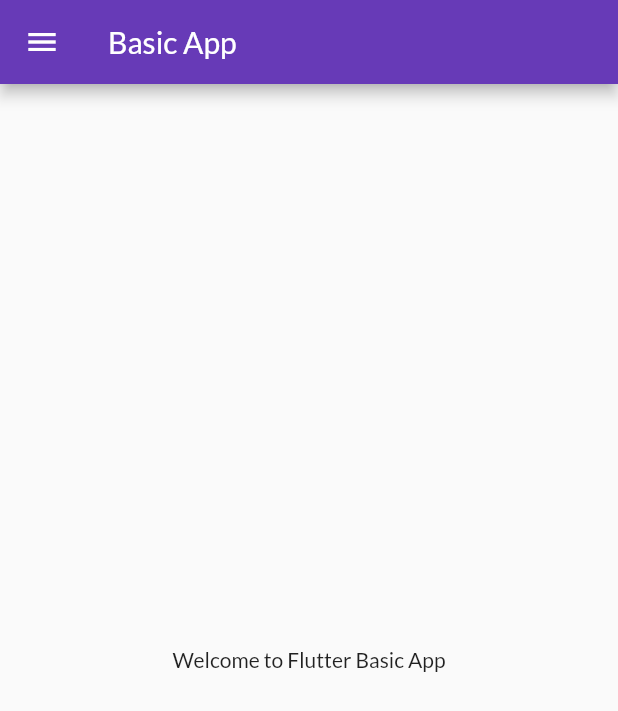
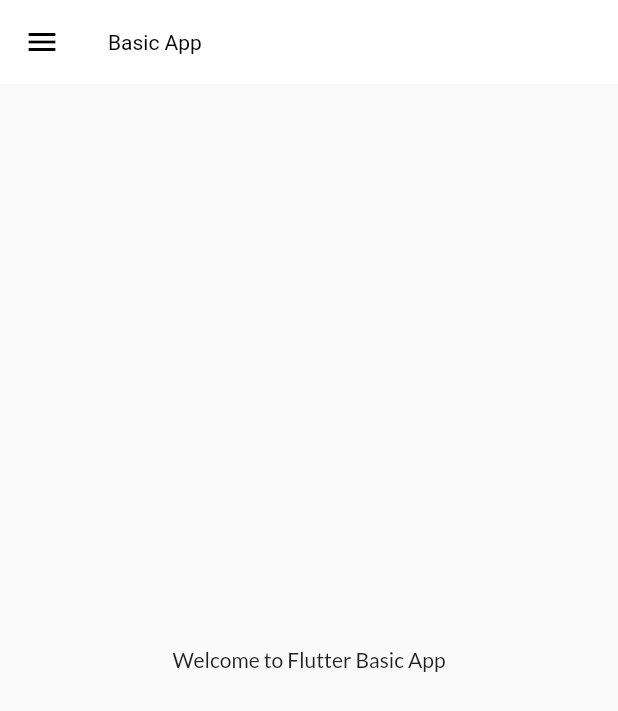
Before and after one commit to ronyaburaihan/flutter_basic_app, a Flutter app: the HomePage screen opened by its route, on a phone screen of 412 x 824 dp. Shown: the top 711 px of the screen. Run offline on Flutter 3.47's test engine with Material 2 defaults, Android fonts, the phone set to English and light mode, and no system bars; our stand-ins replace google_fonts.

Commit message:
Models, AppBarTheme & Extracting Theme

```diff
--- /dev/null
+++ b/lib/widgets/theme.dart
@@ -0,0 +1,17 @@
+import 'package:flutter/material.dart';
+import 'package:google_fonts/google_fonts.dart';
+
+class AppTheme {
+  static ThemeData lightTheme(BuildContext context) => ThemeData(
+        primarySwatch: Colors.deepPurple,
+        textTheme: GoogleFonts.latoTextTheme(),
+        appBarTheme: AppBarTheme(
+            backgroundColor: Colors.white,
+            elevation: 0.0,
+            iconTheme: IconThemeData(color: Colors.black),
+            titleTextStyle: TextStyle(color: Colors.black)),
+      );
+
+  static ThemeData darkTheme(BuildContext context) =>
+      ThemeData(brightness: Brightness.dark);
+}
```
Also changed, not shown: lib/main.dart (+3 -4 lines), lib/models/productItem.dart (added, +23 -0 lines).
